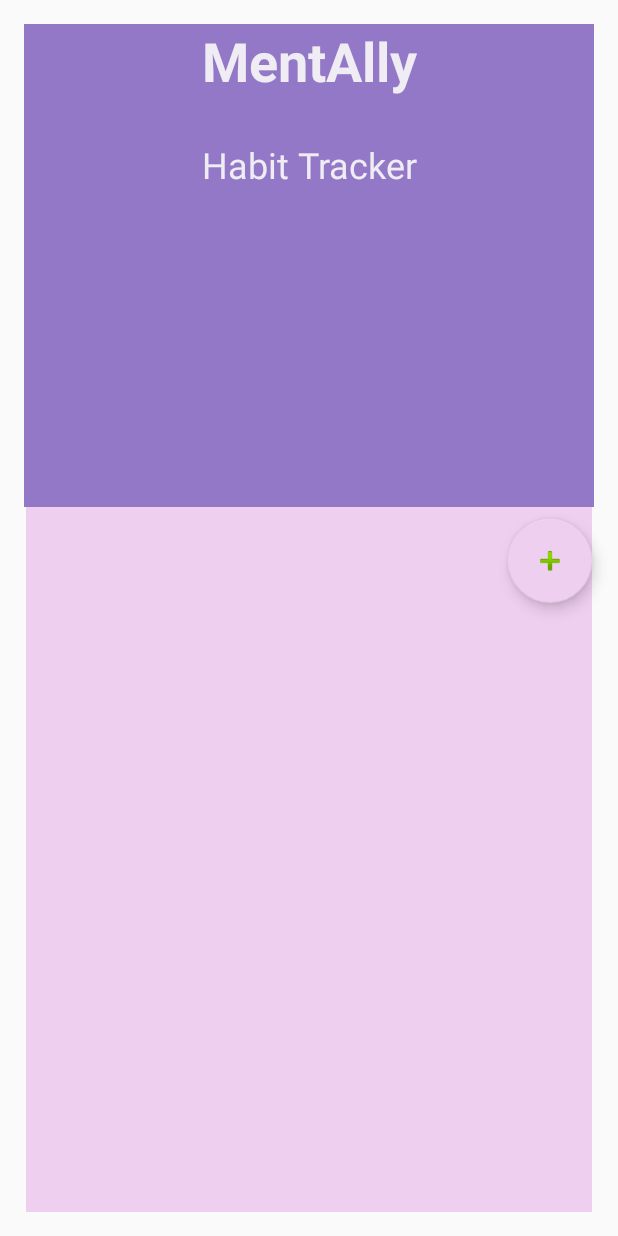
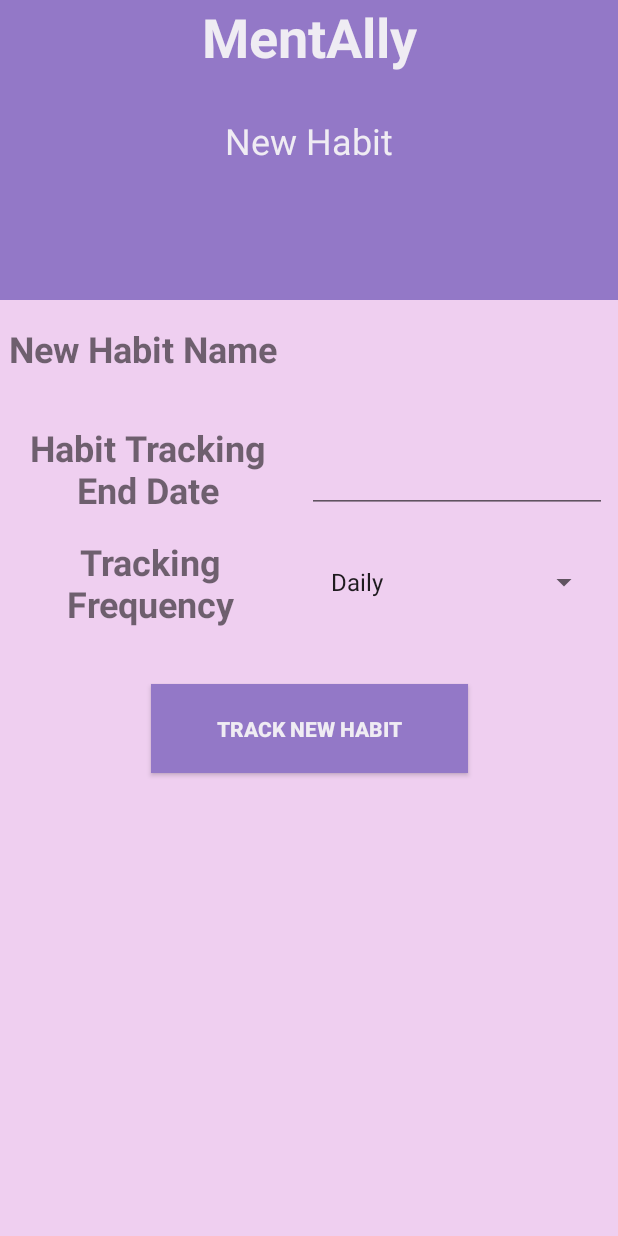
Before and after one commit to alexlamouri/mentally, an Android app: the HabitTrackerActivity screen opened directly, with no data from a screen before it, after a tap on an icon or button, on a phone screen of 412 x 824 dp. Run offline under Robolectric (Android 15) with nearby library versions, the phone set to English and light mode, and no system bars.

Commit message:
[PAC-34] Made small changes to view to match new habit view. Added code to show view elements

```diff
--- a/MentAlly/app/src/main/java/com/pacman/MentAlly/ui/habit/HabitTrackerActivity.java
+++ b/MentAlly/app/src/main/java/com/pacman/MentAlly/ui/habit/HabitTrackerActivity.java
@@ -7,13 +7,13 @@ import androidx.recyclerview.widget.RecyclerView;
 import android.content.Intent;
 import android.os.Bundle;
 import android.view.View;
+import android.widget.ImageButton;
 
-import com.google.android.material.floatingactionbutton.FloatingActionButton;
 import com.pacman.MentAlly.R;
 
 public class HabitTrackerActivity extends AppCompatActivity {
 
-    private FloatingActionButton newHabit;
+    private ImageButton newHabit;
 
     @Override
     protected void onCreate(Bundle savedInstanceState) {
@@ -24,7 +24,8 @@ public class HabitTrackerActivity extends AppCompatActivity {
         newHabit.setOnClickListener(new View.OnClickListener() {
             @Override
             public void onClick(View v) {
-
+                Intent i = new Intent(getApplicationContext(), NewHabitActivity.class);
+                startActivity(i);
             }
         });
 
--- /dev/null
+++ b/MentAlly/app/src/main/java/com/pacman/MentAlly/ui/habit/NewHabitActivity.java
@@ -0,0 +1,52 @@
+package com.pacman.MentAlly.ui.habit;
+
+import android.content.Intent;
+import android.os.Bundle;
+import android.os.PersistableBundle;
+import android.view.View;
+import android.widget.AdapterView;
+import android.widget.ArrayAdapter;
+import android.widget.Button;
+import android.widget.EditText;
+import android.widget.Spinner;
+
+import androidx.annotation.Nullable;
+import androidx.appcompat.app.AppCompatActivity;
+
+import com.pacman.MentAlly.R;
+
+public class NewHabitActivity extends AppCompatActivity {
+
+    private EditText habit_name;
+    private EditText habit_end_date;
+    private Spinner tracking_frequency;
+    private Button newHabit;
+
+    @Override
+    public void onCreate(Bundle savedInstanceState) {
+        super.onCreate(savedInstanceState);
+        setContentView(R.layout.activity_new_habit);
+
+        habit_name = findViewById(R.id.habit_name);
+        habit_end_date = findViewById(R.id.habit_end_date);
+        tracking_frequency = findViewById(R.id.habit_frequency);
+        newHabit = findViewById(R.id.add_new_habit);
+
+        ArrayAdapter<CharSequence> adapter = ArrayAdapter.createFromResource(this, R.array.freq, android.R.layout.simple_spinner_item);
+        adapter.setDropDownViewResource(android.R.layout.simple_spinner_dropdown_item);
+        tracking_frequency.setAdapter(adapter);
+
+        newHabit.setOnClickListener(new View.OnClickListener() {
+            @Override
+            public void onClick(View v) {
+                addHabit();
+                Intent i = new Intent(getApplicationContext(), HabitTrackerActivity.class);
+                startActivity(i);
+            }
+        });
+    }
+
+    private void addHabit() {
+
+    }
+}
--- a/MentAlly/app/src/main/res/layout/activity_habit_tracker.xml
+++ b/MentAlly/app/src/main/res/layout/activity_habit_tracker.xml
@@ -10,9 +10,6 @@
         android:id="@+id/linearLayout"
         android:layout_width="0dp"
         android:layout_height="0dp"
-        android:layout_marginStart="@dimen/activity_horizontal_margin"
-        android:layout_marginTop="@dimen/activity_vertical_margin"
-        android:layout_marginEnd="@dimen/activity_horizontal_margin"
         android:background="#9378C7"
         android:orientation="vertical"
         app:layout_constraintBottom_toTopOf="@+id/habitlist"
@@ -45,23 +42,21 @@
 
     <androidx.recyclerview.widget.RecyclerView
         android:id="@+id/habitlist"
-        android:layout_width="377dp"
+        android:layout_width="0dp"
         android:layout_height="470dp"
-        android:layout_marginStart="16dp"
-        android:layout_marginEnd="16dp"
-        android:layout_marginBottom="16dp"
         android:background="#efcff0"
         app:layout_constraintBottom_toBottomOf="parent"
         app:layout_constraintEnd_toEndOf="parent"
         app:layout_constraintStart_toStartOf="parent"
         app:layout_constraintTop_toBottomOf="@+id/linearLayout" />
 
-    <com.google.android.material.floatingactionbutton.FloatingActionButton
+    <ImageButton
         android:id="@+id/new_habit"
-        android:layout_width="wrap_content"
-        android:layout_height="wrap_content"
+        android:layout_width="53dp"
+        android:layout_height="49dp"
         android:layout_marginTop="8dp"
-        android:clickable="true"
+        android:layout_marginEnd="8dp"
+        android:background="@drawable/profile_button"
         app:layout_constraintEnd_toEndOf="@+id/habitlist"
         app:layout_constraintTop_toBottomOf="@+id/linearLayout"
         app:srcCompat="@android:drawable/ic_input_add" />
--- a/MentAlly/app/src/main/res/layout/activity_new_habit.xml
+++ b/MentAlly/app/src/main/res/layout/activity_new_habit.xml
@@ -4,7 +4,8 @@
     xmlns:tools="http://schemas.android.com/tools"
     android:layout_width="match_parent"
     android:layout_height="match_parent"
-    android:background="#efcff0">
+    android:background="#efcff0"
+    tools:context=".ui.habit.NewHabitActivity">
 
     <LinearLayout
         android:id="@+id/linearLayout2"
--- a/MentAlly/app/src/main/res/values/strings.xml
+++ b/MentAlly/app/src/main/res/values/strings.xml
@@ -40,6 +40,11 @@
     <string name="habit_name">New Habit Name</string>
     <string name="habit_end_date">Habit Tracking End Date</string>
     <string name="habit_frequency">Tracking Frequency</string>
+    <string-array name="freq">
+        <item>Daily</item>
+        <item>Weekly</item>
+        <item>Monthly</item>
+    </string-array>
     <string name="add_new_habit">Track New Habit</string>
 
 </resources>
```
Also changed, not shown: MentAlly/app/src/main/AndroidManifest.xml (+4 -3 lines), MentAlly/app/build.gradle (line endings or trailing spaces).
